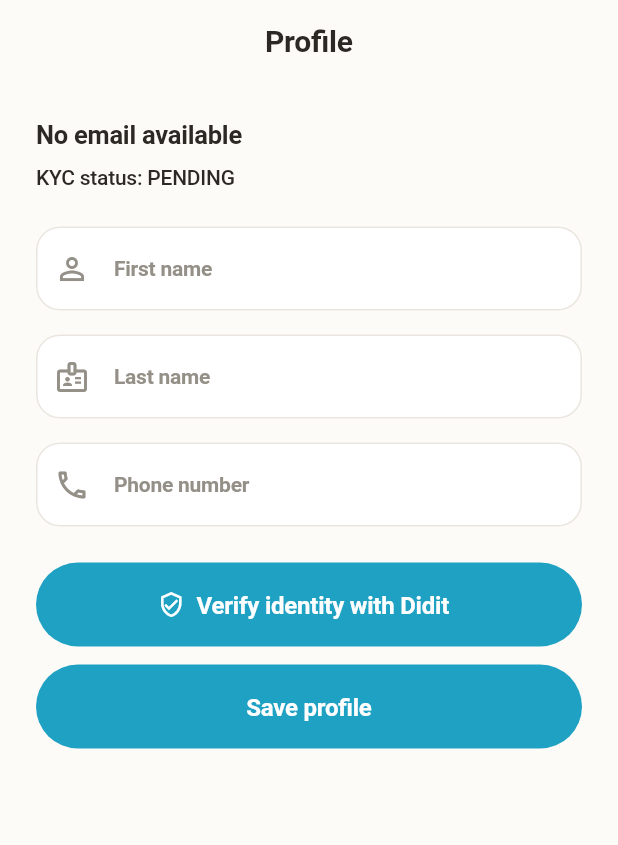
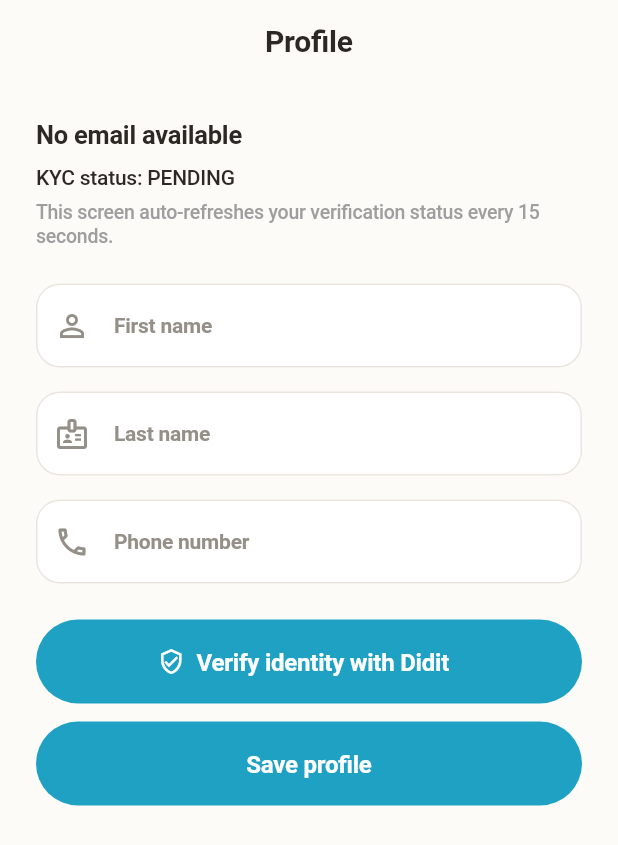
Before and after one commit to paidx-pvt-ltd/dhanPe, a Flutter app: the ProfileScreen screen opened by its route, on a phone screen of 412 x 824 dp. Shown: the top 845 px of the screen. Run offline on Flutter 3.47's test engine with Material 3 defaults, Android fonts, the light colour scheme and no system bars; our stand-ins replace dio, flutter_secure_storage, get_it, go_router; missing offline and left inert: didit_sdk, flutter_cashfree_pg_sdk; accounts and stored records are empty; network calls fail.

Commit message:
updates: backend flows for KYC,orders and payments

```diff
--- a/frontend/lib/config/config.dart
+++ b/frontend/lib/config/config.dart
@@ -70,7 +70,11 @@ class Config {
   // Payment Configuration
   static const String cashfreeClientId = 'YOUR_CASHFREE_CLIENT_ID';
   static const String cashfreeAppId = 'YOUR_CASHFREE_APP_ID';
-  static const bool isCashfreeSandbox = true;
+  static const String _cashfreeEnvironment = String.fromEnvironment(
+    'DHANPE_CASHFREE_ENV',
+    defaultValue: 'sandbox',
+  );
+  static bool get isCashfreeSandbox => _cashfreeEnvironment.toLowerCase() != 'production';
 
   // Storage Keys
   static const String accessTokenKey = 'access_token';
--- a/frontend/lib/main.dart
+++ b/frontend/lib/main.dart
@@ -30,7 +30,7 @@ class MyApp extends StatelessWidget {
       providers: [
         ChangeNotifierProvider(create: (_) => AuthProvider(getIt())),
         ChangeNotifierProvider(create: (_) => UserProvider(getIt())),
-        ChangeNotifierProvider(create: (_) => PaymentProvider(getIt())),
+        ChangeNotifierProvider(create: (_) => PaymentProvider(getIt(), getIt())),
       ],
       child: Consumer<AuthProvider>(
         builder: (context, authProvider, _) => MaterialApp.router(
--- a/frontend/lib/models/payment.dart
+++ b/frontend/lib/models/payment.dart
@@ -1,6 +1,7 @@
 class Payment {
   final String id;
   final String orderId;
+  final String paymentSessionId;
   final String orderToken;
   final double amount;
   final String status;
@@ -10,6 +11,7 @@ class Payment {
   Payment({
     required this.id,
     required this.orderId,
+    required this.paymentSessionId,
     required this.orderToken,
     required this.amount,
     required this.status,
@@ -27,6 +29,10 @@ class Payment {
       orderId: json['orderId'] as String? ??
           json['cashfreeOrderId'] as String? ??
           '',
+      paymentSessionId: json['paymentSessionId'] as String? ??
+          json['payment_session_id'] as String? ??
+          json['orderToken'] as String? ??
+          '',
       orderToken: json['orderToken'] as String? ?? '',
       amount: (json['amount'] as num?)?.toDouble() ?? 0.0,
       status: json['status'] as String? ?? 'INITIATED',
@@ -39,6 +45,7 @@ class Payment {
     return {
       'id': id,
       'orderId': orderId,
+      'paymentSessionId': paymentSessionId,
       'orderToken': orderToken,
       'amount': amount,
       'status': status,
--- a/frontend/lib/providers/payment_provider.dart
+++ b/frontend/lib/providers/payment_provider.dart
@@ -1,16 +1,18 @@
 import 'package:flutter/material.dart';
 import '../models/payment.dart';
+import '../services/cashfree_service.dart';
 import '../services/payment_service.dart';
 import '../core/exceptions.dart';
 
 class PaymentProvider extends ChangeNotifier {
   final PaymentService _paymentService;
+  final CashfreeService _cashfreeService;
 
   Payment? _currentPayment;
   bool _isLoading = false;
   String? _error;
 
-  PaymentProvider(this._paymentService);
+  PaymentProvider(this._paymentService, this._cashfreeService);
 
   // Getters
   Payment? get currentPayment => _currentPayment;
@@ -23,6 +25,7 @@ class PaymentProvider extends ChangeNotifier {
     required String accountHolderName,
     required String accountNumber,
     required String ifsc,
+    required bool useSandbox,
     String? bankName,
     String? description,
   }) async {
@@ -38,6 +41,10 @@ class PaymentProvider extends ChangeNotifier {
         ifsc: ifsc,
         bankName: bankName,
         description: description,
+      );
+      await _cashfreeService.launchCheckout(
+        _currentPayment!,
+        useSandbox: useSandbox,
       );
     } on PaymentException catch (e) {
       _error = e.message;
--- a/frontend/lib/screens/payment/payment_screen.dart
+++ b/frontend/lib/screens/payment/payment_screen.dart
@@ -6,6 +6,7 @@ import 'package:go_router/go_router.dart';
 import 'package:intl/intl.dart';
 import 'package:provider/provider.dart';
 
+import '../../config/config.dart';
 import '../../core/app_theme.dart';
 import '../../providers/payment_provider.dart';
 import '../../providers/user_provider.dart';
@@ -674,6 +675,7 @@ class _PaymentScreenState extends State<PaymentScreen> {
         accountHolderName: _selectedBank.accountHolderName,
         accountNumber: _selectedBank.accountNumber,
         ifsc: _selectedBank.ifsc,
+        useSandbox: Config.isCashfreeSandbox,
         bankName: _selectedBank.bankName,
         description: 'Friendly transfer from ${_selectedCard.label}',
       );
--- a/frontend/lib/screens/profile/profile_screen.dart
+++ b/frontend/lib/screens/profile/profile_screen.dart
@@ -103,6 +103,16 @@ class _ProfileScreenState extends State<ProfileScreen> {
                       'KYC status: ${user?.kycStatus ?? 'PENDING'}',
                       style: Theme.of(context).textTheme.bodyMedium,
                     ),
+                    if ((user?.kycStatus ?? 'PENDING') == 'PENDING' ||
+                        (user?.kycStatus ?? 'PENDING') == 'SUBMITTED') ...[
+                      const SizedBox(height: 6),
+                      Text(
+                        'This screen auto-refreshes your verification status every 15 seconds.',
+                        style: Theme.of(
+                          context,
+                        ).textTheme.bodySmall?.copyWith(color: Colors.grey),
+                      ),
+                    ],
                     const SizedBox(height: 24),
                     TextFormField(
                       controller: _firstNameController,
--- a/frontend/lib/services/payment_service.dart
+++ b/frontend/lib/services/payment_service.dart
@@ -76,6 +76,10 @@ class PaymentService {
     }
   }
 
+  Future<Payment> syncPaymentStatus(String transactionId) {
+    return getPaymentStatus(transactionId);
+  }
+
   String _buildIdempotencyKey(double amount, String accountNumber) {
     final timestamp = DateTime.now().millisecondsSinceEpoch;
     final lastDigits = accountNumber.length <= 4
--- a/frontend/lib/services/service_locator.dart
+++ b/frontend/lib/services/service_locator.dart
@@ -2,6 +2,7 @@ import 'package:get_it/get_it.dart';
 import 'package:flutter_secure_storage/flutter_secure_storage.dart';
 import 'http_client.dart';
 import 'auth_service.dart';
+import 'cashfree_service.dart';
 import 'user_service.dart';
 import 'payment_service.dart';
 import 'transaction_service.dart';
@@ -22,6 +23,10 @@ void setupServiceLocator() {
     AuthService(httpClient.getDio(), storage),
   );
 
+  getIt.registerSingleton<CashfreeService>(
+    CashfreeService(),
+  );
+
   getIt.registerSingleton<UserService>(
     UserService(httpClient.getDio()),
   );
--- a/frontend/pubspec.yaml
+++ b/frontend/pubspec.yaml
@@ -31,6 +31,7 @@ dependencies:
   # Navigation & Routing
   go_router: ^12.1.3
   didit_sdk: ^3.1.0
+  flutter_cashfree_pg_sdk: ^2.2.10+48
 
   # UI Components
   cached_network_image: ^3.3.1
```
Also changed, not shown: frontend/lib/providers/user_provider.dart (+39 -0 lines), frontend/lib/screens/payment/payment_status_screen.dart (+15 -0 lines), frontend/lib/services/cashfree_service.dart (added, +53 -0 lines), 3 other files. Lines whose indentation alone changed are shown as unchanged.
